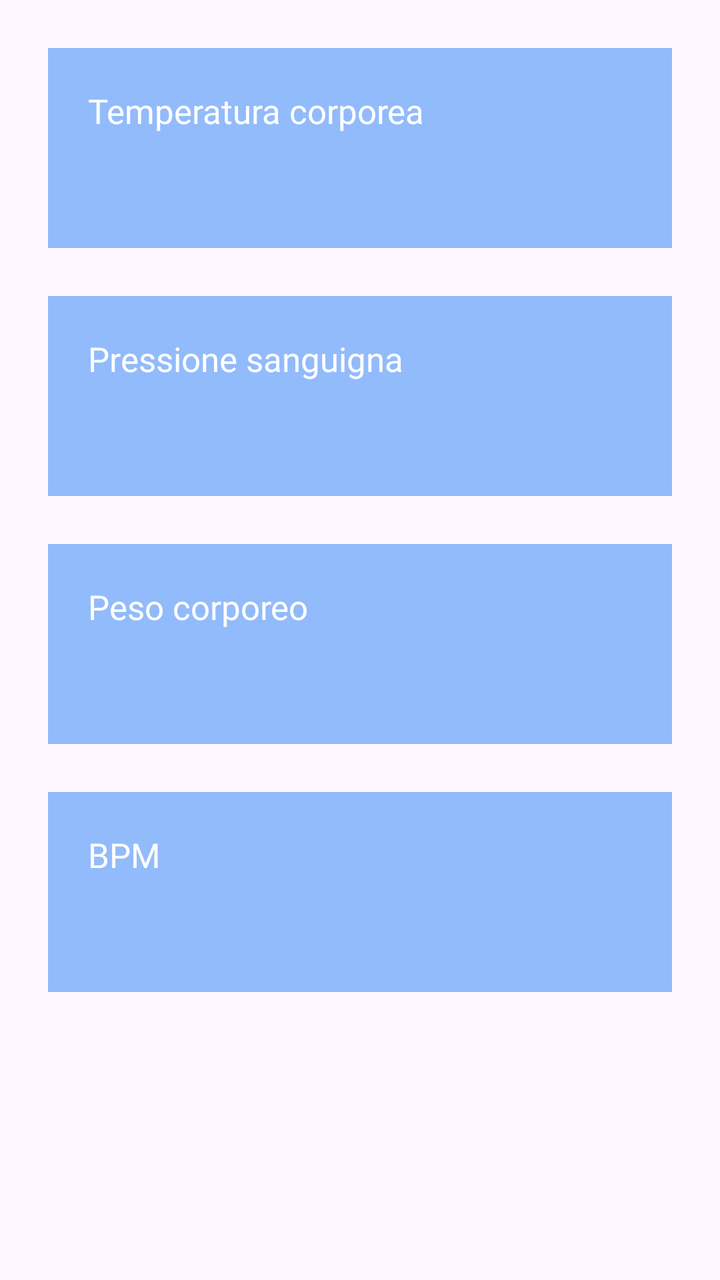
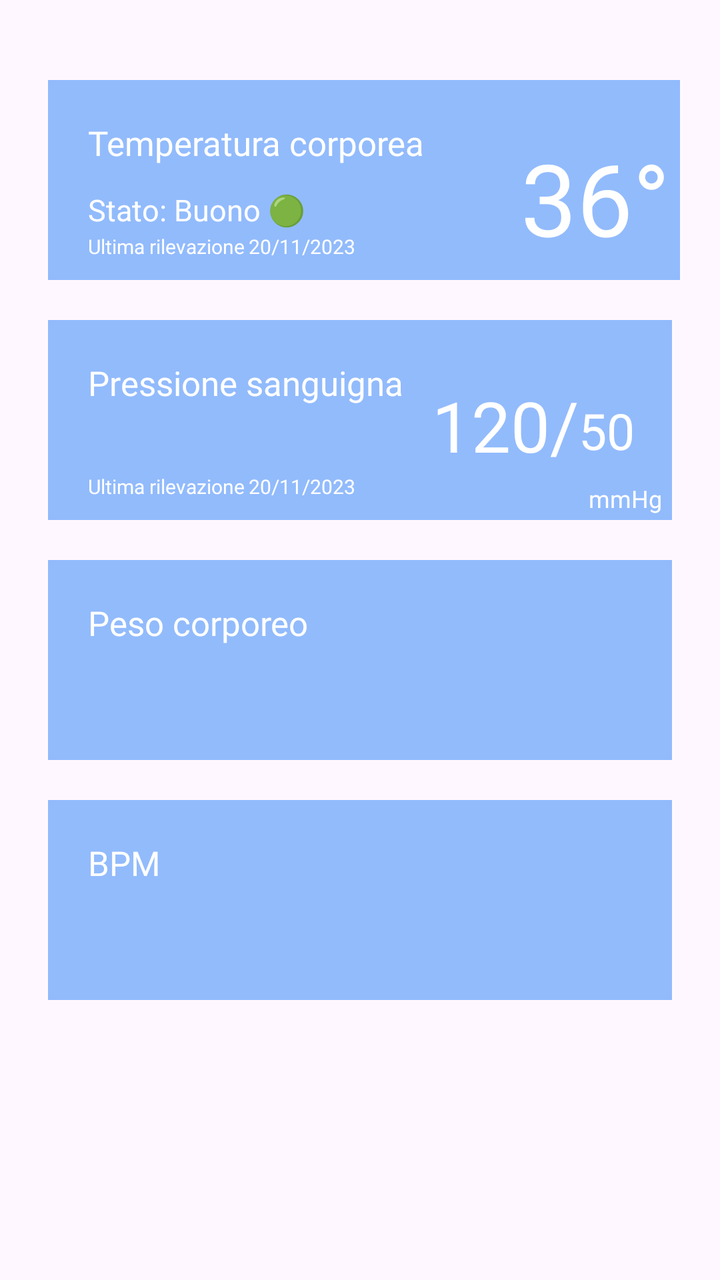

The first picture is an Android layout as it rendered before a commit; the second is the same layout after the commit. The layout source and the unified diff follow.
<!-- AndroidManifest.xml: application theme Theme.AsilApp -->
<!-- res/layout/health_history_fragment.xml -->
<?xml version="1.0" encoding="utf-8"?>
<androidx.constraintlayout.widget.ConstraintLayout xmlns:android="http://schemas.android.com/apk/res/android"
    xmlns:tools="http://schemas.android.com/tools"
    android:layout_width="match_parent"
    android:layout_height="match_parent"
    xmlns:app="http://schemas.android.com/apk/res-auto"
    tools:context=".view.home.HealthHistoryFragment">

    <androidx.constraintlayout.widget.ConstraintLayout
        android:id="@+id/bodyTemperatureView"
        android:layout_width="match_parent"
        android:layout_height="@dimen/heightHealthHistory"
        android:layout_marginStart="24dp"
        android:background="@color/colorHealthHistory"
        android:layout_marginTop="24dp"
        android:layout_marginEnd="24dp"
        app:layout_constraintEnd_toEndOf="parent"
        app:layout_constraintHorizontal_bias="0.5"
        app:layout_constraintStart_toStartOf="parent"
        app:layout_constraintTop_toTopOf="parent">

        <TextView
            android:layout_width="wrap_content"
            android:layout_height="wrap_content"
            app:layout_constraintTop_toTopOf="parent"
            app:layout_constraintLeft_toLeftOf="parent"
            android:layout_marginTop="20dp"
            android:layout_marginLeft="20dp"
            android:fontFamily="@font/titillium_web_bold"
            android:text="@string/temperatureHealthHistory"
            android:textSize="@dimen/textHealthHistory"
            android:textColor="@color/white"/>
    </androidx.constraintlayout.widget.ConstraintLayout>


    <androidx.constraintlayout.widget.ConstraintLayout
        android:id="@+id/bloodPressureView"
        android:layout_width="match_parent"
        android:background="@color/colorHealthHistory"
        android:layout_height="@dimen/heightHealthHistory"
        android:layout_marginStart="@dimen/marginHealthHistory"
        android:layout_marginTop="@dimen/marginHealthHistory"
        android:layout_marginEnd="@dimen/marginHealthHistory"
        app:layout_constraintEnd_toEndOf="parent"
        app:layout_constraintHorizontal_bias="0.5"
        android:layout_marginLeft="@dimen/marginBetweenInputs"
        app:layout_constraintStart_toStartOf="parent"
        app:layout_constraintTop_toBottomOf="@+id/bodyTemperatureView">

    <TextView
        android:layout_width="wrap_content"
        android:layout_height="wrap_content"
        app:layout_constraintTop_toTopOf="@+id/bloodPressureView"
        app:layout_constraintLeft_toLeftOf="@+id/bloodPressureView"
        android:layout_marginTop="20dp"
        android:layout_marginLeft="20dp"
        android:fontFamily="@font/titillium_web_bold"
        android:text="@string/bloodPressureHealthHistory"
        android:textSize="@dimen/textHealthHistory"
        android:textColor="@color/white"/>
    </androidx.constraintlayout.widget.ConstraintLayout>




    <androidx.constraintlayout.widget.ConstraintLayout
        android:id="@+id/weightView"
        android:layout_width="match_parent"
        android:background="@color/colorHealthHistory"
        android:layout_height="@dimen/heightHealthHistory"
        android:layout_marginStart="@dimen/marginHealthHistory"
        android:layout_marginTop="@dimen/marginHealthHistory"
        android:layout_marginEnd="@dimen/marginHealthHistory"
        app:layout_constraintEnd_toEndOf="parent"
        app:layout_constraintHorizontal_bias="0.5"
        android:layout_marginLeft="@dimen/marginBetweenInputs"
        app:layout_constraintStart_toStartOf="parent"
        app:layout_constraintTop_toBottomOf="@+id/bloodPressureView">

        <TextView
            android:layout_width="wrap_content"
            android:layout_height="wrap_content"
            app:layout_constraintTop_toTopOf="parent"
            app:layout_constraintLeft_toLeftOf="parent"
            android:layout_marginTop="20dp"
            android:layout_marginLeft="20dp"
            android:fontFamily="@font/titillium_web_bold"
            android:text="@string/weightHealthHistory"
            android:textSize="@dimen/textHealthHistory"
            android:textColor="@color/white"/>
    </androidx.constraintlayout.widget.ConstraintLayout>




    <androidx.constraintlayout.widget.ConstraintLayout
        android:id="@+id/bpmView"
        android:layout_width="match_parent"
        android:background="@color/colorHealthHistory"
        android:layout_height="@dimen/heightHealthHistory"
        android:layout_marginStart="@dimen/marginHealthHistory"
        android:layout_marginTop="@dimen/marginHealthHistory"
        android:layout_marginEnd="@dimen/marginHealthHistory"
        app:layout_constraintEnd_toEndOf="parent"
        app:layout_constraintHorizontal_bias="0.5"
        android:layout_marginLeft="@dimen/marginBetweenInputs"
        app:layout_constraintStart_toStartOf="parent"
        app:layout_constraintTop_toBottomOf="@+id/weightView">

        <TextView
            android:layout_width="wrap_content"
            android:layout_height="wrap_content"
            app:layout_constraintTop_toTopOf="parent"
            app:layout_constraintLeft_toLeftOf="parent"
            android:layout_marginTop="20dp"
            android:layout_marginLeft="20dp"
            android:fontFamily="@font/titillium_web_bold"
            android:text="@string/bpmHealthHistory"
            android:textSize="@dimen/textHealthHistory"
            android:textColor="@color/white"/>
    </androidx.constraintlayout.widget.ConstraintLayout>




</androidx.constraintlayout.widget.ConstraintLayout>
<!-- resources referenced by this layout -->
<resources>
  <color name="colorHealthHistory">#92bbfc</color>
  <color name="white">#FFFFFFFF</color>
  <dimen name="heightHealthHistory">100dp</dimen>
  <dimen name="marginBetweenInputs">20dp</dimen>
  <dimen name="marginHealthHistory">24dp</dimen>
  <dimen name="textHealthHistory">17dp</dimen>
  <string name="bloodPressureHealthHistory">Pressione sanguigna</string>
  <string name="bpmHealthHistory">BPM</string>
  <string name="temperatureHealthHistory">Temperatura corporea</string>
  <string name="weightHealthHistory">Peso corporeo</string>
  <style name="Theme.AsilApp" parent="Base.Theme.AsilApp" />
  <style name="Base.Theme.AsilApp" parent="Theme.Material3.DayNight.NoActionBar">
          
          
      </style>
</resources>

<!-- the commit's change to res/layout/health_history_fragment.xml (unified diff, before → after) -->
@@ -1,9 +1,12 @@
 <?xml version="1.0" encoding="utf-8"?>
-<androidx.constraintlayout.widget.ConstraintLayout xmlns:android="http://schemas.android.com/apk/res/android"
-    xmlns:tools="http://schemas.android.com/tools"
+<ScrollView xmlns:tools="http://schemas.android.com/tools"
     android:layout_width="match_parent"
     android:layout_height="match_parent"
-    xmlns:app="http://schemas.android.com/apk/res-auto"
+    xmlns:android="http://schemas.android.com/apk/res/android"
+    xmlns:app="http://schemas.android.com/apk/res-auto">
+<androidx.constraintlayout.widget.ConstraintLayout
+    android:layout_width="match_parent"
+    android:layout_height="match_parent"
     tools:context=".view.home.HealthHistoryFragment">
 
     <androidx.constraintlayout.widget.ConstraintLayout
@@ -12,8 +15,10 @@
         android:layout_height="@dimen/heightHealthHistory"
         android:layout_marginStart="24dp"
         android:background="@color/colorHealthHistory"
-        android:layout_marginTop="24dp"
-        android:layout_marginEnd="24dp"
+        android:layout_marginTop="40dp"
+        android:clickable="true"
+        android:foreground="?android:attr/selectableItemBackground"
+        android:layout_marginEnd="20dp"
         app:layout_constraintEnd_toEndOf="parent"
         app:layout_constraintHorizontal_bias="0.5"
         app:layout_constraintStart_toStartOf="parent"
@@ -25,11 +30,75 @@
             app:layout_constraintTop_toTopOf="parent"
             app:layout_constraintLeft_toLeftOf="parent"
             android:layout_marginTop="20dp"
-            android:layout_marginLeft="20dp"
-            android:fontFamily="@font/titillium_web_bold"
+            android:fontFamily="@font/titillium_web_bold"
+            android:layout_marginLeft="20dp"
             android:text="@string/temperatureHealthHistory"
             android:textSize="@dimen/textHealthHistory"
             android:textColor="@color/white"/>
+
+
+        <TextView
+            android:id="@+id/resultTemperature"
+            android:layout_width="wrap_content"
+            android:layout_height="wrap_content"
+            android:layout_marginRight="5dp"
+            android:layout_marginBottom="8dp"
+            android:fontFamily="@font/titillium_web_bold"
+            android:text="36°"
+            android:textColor="@color/white"
+            android:textSize="@dimen/resultHealthHistory"
+            app:layout_constraintBottom_toBottomOf="parent"
+            app:layout_constraintRight_toRightOf="parent" />
+
+
+        <TextView
+            android:id="@+id/stateHealthHistoryLabel"
+            android:layout_width="wrap_content"
+            android:layout_height="wrap_content"
+            android:layout_marginLeft="20dp"
+            android:layout_marginBottom="25dp"
+            android:text="Stato: "
+            android:textColor="@color/white"
+            android:textSize="15dp"
+            app:layout_constraintBottom_toBottomOf="parent"
+            app:layout_constraintLeft_toLeftOf="parent" />
+
+
+        <TextView
+            android:id="@+id/stateHealthHistory"
+            android:layout_width="wrap_content"
+            android:layout_height="wrap_content"
+            android:layout_marginBottom="25dp"
+            android:text="Buono 🟢"
+            android:textColor="@color/white"
+            android:textSize="15dp"
+            app:layout_constraintBottom_toBottomOf="parent"
+            app:layout_constraintLeft_toLeftOf="parent"
+            app:layout_constraintStart_toEndOf="@+id/stateHealthHistoryLabel" />
+
+        <TextView
+            android:id="@+id/lastRecordTemperatureLabel"
+            android:layout_width="wrap_content"
+            android:layout_height="wrap_content"
+            android:text="@string/lastRecordLabel"
+            android:textColor="@color/white"
+            android:textSize="10dp"
+            android:layout_marginLeft="20dp"
+            android:layout_marginBottom="10dp"
+            app:layout_constraintBottom_toBottomOf="parent"
+            app:layout_constraintLeft_toLeftOf="parent" />
+
+        <TextView
+            android:id="@+id/lastRecordTemperature"
+            android:layout_width="wrap_content"
+            android:layout_height="wrap_content"
+            android:text="20/11/2023"
+            android:textColor="@color/white"
+            android:textSize="10dp"
+            android:layout_marginLeft="2dp"
+            android:layout_marginBottom="10dp"
+            app:layout_constraintBottom_toBottomOf="parent"
+            app:layout_constraintLeft_toRightOf="@+id/lastRecordTemperatureLabel" />
     </androidx.constraintlayout.widget.ConstraintLayout>
 
 
@@ -37,9 +106,11 @@
         android:id="@+id/bloodPressureView"
         android:layout_width="match_parent"
         android:background="@color/colorHealthHistory"
+        android:clickable="true"
+        android:foreground="?android:attr/selectableItemBackground"
         android:layout_height="@dimen/heightHealthHistory"
         android:layout_marginStart="@dimen/marginHealthHistory"
-        android:layout_marginTop="@dimen/marginHealthHistory"
+        android:layout_marginTop="@dimen/marginTopHealthHistory"
         android:layout_marginEnd="@dimen/marginHealthHistory"
         app:layout_constraintEnd_toEndOf="parent"
         app:layout_constraintHorizontal_bias="0.5"
@@ -58,6 +129,70 @@
         android:text="@string/bloodPressureHealthHistory"
         android:textSize="@dimen/textHealthHistory"
         android:textColor="@color/white"/>
+
+        <TextView
+            android:id="@+id/unityBloodPressure"
+            android:layout_width="wrap_content"
+            android:layout_height="wrap_content"
+            android:layout_marginRight="5dp"
+            android:layout_marginTop="5dp"
+            android:fontFamily="@font/titillium_web_bold"
+            android:text="mmHg"
+            android:textColor="@color/white"
+            android:textSize="@dimen/resultUnityHealthHistory"
+            app:layout_constraintTop_toBottomOf="@+id/resultBloodPressureMax"
+            app:layout_constraintRight_toRightOf="parent" />
+
+        <TextView
+            android:id="@+id/resultBloodPressureMax"
+            android:layout_width="wrap_content"
+            android:layout_height="wrap_content"
+            android:layout_marginRight="5dp"
+            android:layout_marginBottom="24dp"
+            android:fontFamily="@font/titillium_web_bold"
+            android:text="120/"
+            android:textColor="@color/white"
+            android:textSize="@dimen/resultMaxPressureHealthHistory"
+            app:layout_constraintBottom_toBottomOf="parent"
+            app:layout_constraintRight_toLeftOf="@+id/unityBloodPressure" />
+
+        <TextView
+            android:id="@+id/resultBloodPressureMin"
+            android:layout_width="wrap_content"
+            android:layout_height="wrap_content"
+            android:layout_marginBottom="28dp"
+            android:fontFamily="@font/titillium_web_bold"
+            android:text="50"
+            android:textColor="@color/white"
+            android:textSize="@dimen/resultMinPressureHealthHistory"
+            app:layout_constraintBottom_toBottomOf="parent"
+            app:layout_constraintLeft_toRightOf="@+id/resultBloodPressureMax" />
+
+        <TextView
+            android:id="@+id/lastRecordBloodPressureLabel"
+            android:layout_width="wrap_content"
+            android:layout_height="wrap_content"
+            android:fontFamily="@font/titillium_web_bold"
+            android:text="@string/lastRecordLabel"
+            android:textColor="@color/white"
+            android:textSize="10dp"
+            android:layout_marginLeft="20dp"
+            android:layout_marginBottom="10dp"
+            app:layout_constraintBottom_toBottomOf="parent"
+            app:layout_constraintLeft_toLeftOf="parent" />
+
+        <TextView
+            android:id="@+id/lastRecordBloodPressure"
+            android:layout_width="wrap_content"
+            android:layout_height="wrap_content"
+            android:fontFamily="@font/titillium_web_bold"
+            android:text="20/11/2023"
+            android:textColor="@color/white"
+            android:textSize="10dp"
+            android:layout_marginLeft="2dp"
+            android:layout_marginBottom="10dp"
+            app:layout_constraintBottom_toBottomOf="parent"
+            app:layout_constraintLeft_toRightOf="@+id/lastRecordBloodPressureLabel" />
     </androidx.constraintlayout.widget.ConstraintLayout>
 
 
@@ -67,9 +202,11 @@
         android:id="@+id/weightView"
         android:layout_width="match_parent"
         android:background="@color/colorHealthHistory"
+        android:clickable="true"
+        android:foreground="?android:attr/selectableItemBackground"
         android:layout_height="@dimen/heightHealthHistory"
         android:layout_marginStart="@dimen/marginHealthHistory"
-        android:layout_marginTop="@dimen/marginHealthHistory"
+        android:layout_marginTop="@dimen/marginTopHealthHistory"
         android:layout_marginEnd="@dimen/marginHealthHistory"
         app:layout_constraintEnd_toEndOf="parent"
         app:layout_constraintHorizontal_bias="0.5"
@@ -97,9 +234,11 @@
         android:id="@+id/bpmView"
         android:layout_width="match_parent"
         android:background="@color/colorHealthHistory"
+        android:clickable="true"
+        android:foreground="?android:attr/selectableItemBackground"
         android:layout_height="@dimen/heightHealthHistory"
         android:layout_marginStart="@dimen/marginHealthHistory"
-        android:layout_marginTop="@dimen/marginHealthHistory"
+        android:layout_marginTop="@dimen/marginTopHealthHistory"
         android:layout_marginEnd="@dimen/marginHealthHistory"
         app:layout_constraintEnd_toEndOf="parent"
         app:layout_constraintHorizontal_bias="0.5"
@@ -118,9 +257,10 @@
             android:text="@string/bpmHealthHistory"
             android:textSize="@dimen/textHealthHistory"
             android:textColor="@color/white"/>
-    </androidx.constraintlayout.widget.ConstraintLayout>
-
+
+    </androidx.constraintlayout.widget.ConstraintLayout>
 
 
 
 </androidx.constraintlayout.widget.ConstraintLayout>
+</ScrollView>
<!-- resource entries referenced after the edit -->
@@ -5,9 +5,15 @@
   <dimen name="heightHealthHistory">100dp</dimen>
   <dimen name="marginBetweenInputs">20dp</dimen>
   <dimen name="marginHealthHistory">24dp</dimen>
+  <dimen name="marginTopHealthHistory">20dp</dimen>
+  <dimen name="resultHealthHistory">50dp</dimen>
+  <dimen name="resultMaxPressureHealthHistory">35dp</dimen>
+  <dimen name="resultMinPressureHealthHistory">25dp</dimen>
+  <dimen name="resultUnityHealthHistory">12dp</dimen>
   <dimen name="textHealthHistory">17dp</dimen>
   <string name="bloodPressureHealthHistory">Pressione sanguigna</string>
   <string name="bpmHealthHistory">BPM</string>
+  <string name="lastRecordLabel">Ultima rilevazione</string>
   <string name="temperatureHealthHistory">Temperatura corporea</string>
   <string name="weightHealthHistory">Peso corporeo</string>
   <style name="Theme.AsilApp" parent="Base.Theme.AsilApp" />
